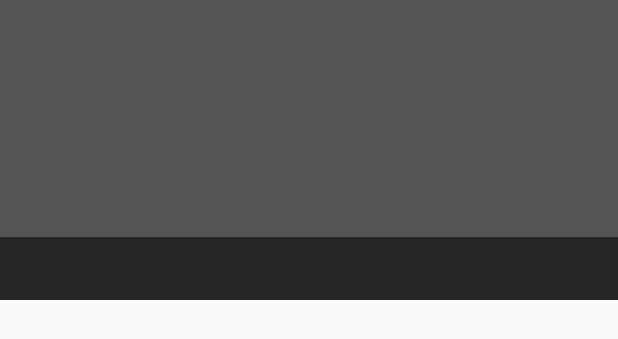
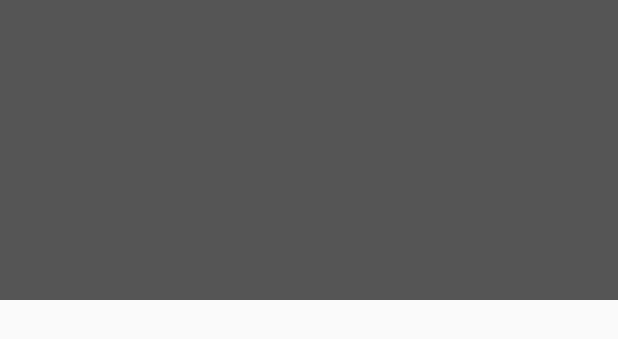
Before and after one commit to Rekky/AnimWall, an Android app: the layout grid_item.xml on its own in the app's theme, with its tools: preview values and no code run, on a phone screen of 412 x 824 dp. Shown: the top 339 px of the screen. Run offline under Robolectric (Android 15) with nearby library versions, the phone set to English and light mode, and no system bars.

Commit message:
nuev commit

```diff
--- a/app/src/main/AndroidManifest.xml
+++ b/app/src/main/AndroidManifest.xml
@@ -38,6 +38,7 @@
     <uses-permission android:name="android.permission.INTERNET" />
     <uses-permission android:name="android.permission.ACCESS_NETWORK_STATE" />
     <uses-permission android:name="android.permission.SET_WALLPAPER" />
+    <uses-permission android:name="android.permission.READ_EXTERNAL_STORAGE" />
     <uses-permission android:name="android.permission.WRITE_EXTERNAL_STORAGE" />
     <uses-permission android:name="android.permission.SET_WALLPAPER_HINTS">
     </uses-permission>
--- a/app/src/main/java/com/ziroudev/animewall/animwall/AdaptadorDeImagen.java
+++ b/app/src/main/java/com/ziroudev/animewall/animwall/AdaptadorDeImagen.java
@@ -46,7 +46,7 @@ public class AdaptadorDeImagen extends BaseAdapter{
         }
 
         final ImageView miniImagen = (ImageView) view.findViewById(R.id.imagen_coche);
-        final TextView nombreMiniImagen = (TextView) view.findViewById(R.id.nombre_coche);
+//        final TextView nombreMiniImagen = (TextView) view.findViewById(R.id.nombre_coche);
 
         final Imagen item = getItem(position);
 
@@ -55,7 +55,7 @@ public class AdaptadorDeImagen extends BaseAdapter{
                 .placeholder(R.drawable.ic_menu_camera)
                 .into(miniImagen);
 
-        nombreMiniImagen.setText(item.getNombre());
+//        nombreMiniImagen.setText(item.getNombre());
 
 
         return view;
--- a/app/src/main/res/layout/activity_actividad_detalle.xml
+++ b/app/src/main/res/layout/activity_actividad_detalle.xml
@@ -40,7 +40,7 @@
         android:layout_height="wrap_content"
         android:layout_gravity="bottom|left"
         android:layout_margin="@dimen/fab_margin"
-        android:src="@android:drawable/stat_sys_download_done"
+        android:src="@android:drawable/stat_sys_download"
         android:nestedScrollingEnabled="false"
         app:backgroundTint="#1698c8"
         />
--- a/app/src/main/res/layout/grid_item.xml
+++ b/app/src/main/res/layout/grid_item.xml
@@ -11,15 +11,15 @@
         android:background="@color/colorsito"
         android:transitionName="@string/nombre_transicion_imagen" />
 
-    <TextView
-        android:id="@+id/nombre_coche"
-        android:layout_width="match_parent"
-        android:layout_height="wrap_content"
-        android:layout_gravity="bottom"
-        android:background="@color/background_footer"
-        android:maxLines="1"
-        android:padding="10dp"
-        android:textAppearance="@style/TextAppearance.AppCompat.Subhead"
-        android:textColor="@android:color/white" />
+    <!--<TextView-->
+        <!--android:id="@+id/nombre_coche"-->
+        <!--android:layout_width="match_parent"-->
+        <!--android:layout_height="wrap_content"-->
+        <!--android:layout_gravity="bottom"-->
+        <!--android:background="@color/background_footer"-->
+        <!--android:maxLines="1"-->
+        <!--android:padding="10dp"-->
+        <!--android:textAppearance="@style/TextAppearance.AppCompat.Subhead"-->
+        <!--android:textColor="@android:color/white" />-->
 
 </FrameLayout>
--- a/build.gradle
+++ b/build.gradle
@@ -5,7 +5,7 @@ buildscript {
         jcenter()
     }
     dependencies {
-        classpath 'com.android.tools.build:gradle:2.0.0'
+        classpath 'com.android.tools.build:gradle:2.1.0'
 
         // NOTE: Do not place your application dependencies here; they belong
         // in the individual module build.gradle files
```
Also changed, not shown: app/src/main/java/com/ziroudev/animewall/animwall/ActividadDetalle.java (+94 -3 lines), app/src/main/java/com/ziroudev/animewall/animwall/MainActivity.java (+7 -2 lines).
